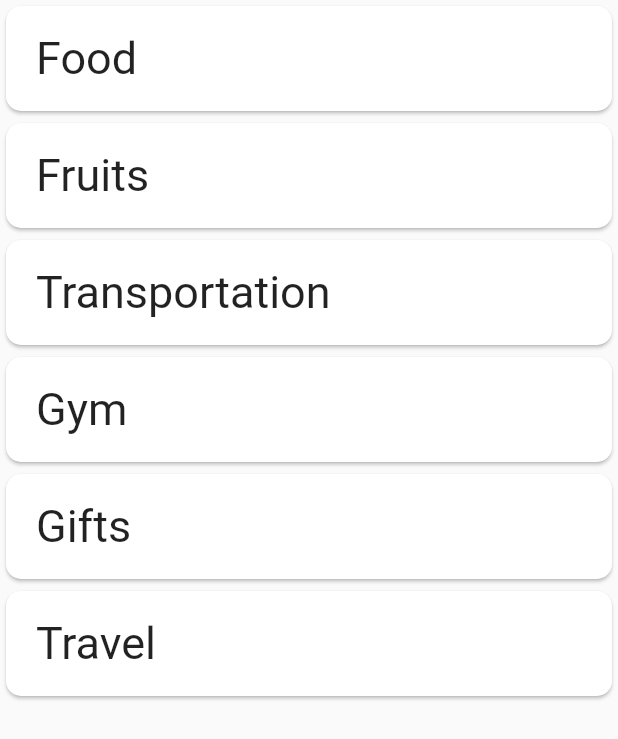
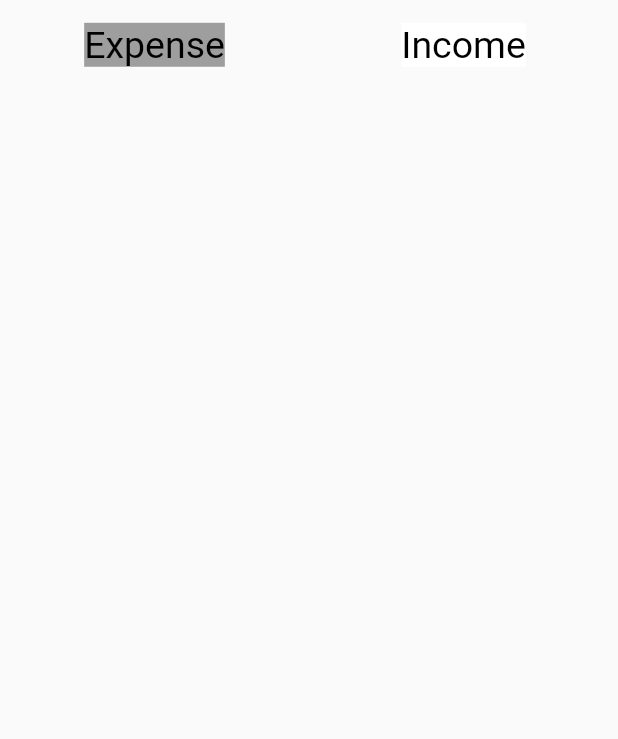
Before and after one commit to SanjilSaurav/budget_app, a Flutter app: the CreateBottomSheet widget shown alone on an empty page, opened directly, on a phone screen of 412 x 824 dp. Shown: the top 739 px of the screen. Run offline on Flutter 3.47's test engine with Material 2 defaults, Android fonts, the phone set to English and light mode, and no system bars; our stand-ins replace sqflite; accounts and stored records are empty.

Commit message:
Modified code for adding transaction to database and read categories from database.

```diff
--- a/lib/data_model.dart
+++ b/lib/data_model.dart
@@ -7,14 +7,14 @@ class Transactions{
     required this.incomeExpense,
     required this.transactionId,
     this.remark,
-    this.date,
-    this.time,
+    required this.date,
+    required this.time,
 });
   String category;
   int transactionId;
   double amount;
-  DateTime? date;
-  DateTime? time;
+  String date;
+  String time;
   String? remark;
   String incomeExpense;
 
--- a/lib/screens/add_expense_income.dart
+++ b/lib/screens/add_expense_income.dart
@@ -1,3 +1,4 @@
+import 'package:budget_app/data_model.dart';
 import 'package:flutter/material.dart';
 import 'package:intl/intl.dart';
 import 'package:budget_app/sqlite.dart';
@@ -12,12 +13,12 @@ class AddExpenseIncome extends StatefulWidget{
 
 class _AddExpenseIncomeState extends State<AddExpenseIncome>{
   //var date = DateTime.now().toString();
-  var date = DateFormat.yMMMd().format(DateTime.now()).toString();
-  var time = DateFormat.jm().format(DateTime.now()).toString();
-  String category = "Food";
-  double amount= 0;
-  String remark ="";
-  String incomeExpense = "Expense";
+  //var date = DateFormat.yMMMd().format(DateTime.now()).toString();
+  //var time = DateFormat.jm().format(DateTime.now()).toString();
+  static String cat = "category";
+  //double amount= 0;
+  //String remark ="";
+  static String incomeExpense = "";
   //var dateFormat = new DateFormat('yyyy-MM-dd');
   //String todayDate = dateFormat.format(date);
 
@@ -25,6 +26,27 @@ class _AddExpenseIncomeState extends State<AddExpenseIncome>{
     setState(() {
 
     });
+  }
+  Transactions transaction = Transactions(
+      category: cat,
+      amount: 0,
+      incomeExpense: incomeExpense,
+      transactionId: -1,
+      date: "",
+      time: ""
+  );
+
+  void addNewTransaction() async{
+    Map<String, dynamic> transactionAsMap = transaction.toMap();
+    transactionAsMap.remove("transactionId");
+    int? transactioinId = await SqliteDb.insertTransaction(transactionAsMap);
+    if(transactioinId == null){
+      print("Failed");
+    }
+    else{
+      Navigator.pushNamedAndRemoveUntil(context, routing.myHomePageId, (route) => false);
+      print("success");
+    }
   }
 
   void createBottomSheet(){
@@ -46,24 +68,7 @@ class _AddExpenseIncomeState extends State<AddExpenseIncome>{
         child: Icon(Icons.check,
           size: 25,
         ),
-        onPressed: () async{
-          Map<String, dynamic> transaction = {
-            "amount": amount,
-            "remark": remark,
-            "date": date,
-            "time": time,
-            "category": category,
-            "incomeExpense": incomeExpense
-          };
-          int? transactionId = await SqliteDb.insertTransaction(transaction);
-          if(transactionId == null){
-            print("Failed");
-          }
-          else{
-            print("Success");
-            Navigator.pushNamedAndRemoveUntil(context, routing.myHomePageId, (route) => false);
-          }
-        },
+        onPressed: addNewTransaction,
       ),
       body:Builder(
         builder: (context) {
@@ -85,7 +90,7 @@ class _AddExpenseIncomeState extends State<AddExpenseIncome>{
                             }
                         );
                       },*/
-                      child: Text(category,
+                      child: Text(cat,
                         style: const TextStyle(
                             fontSize: 20,
                             color: Colors.red,
@@ -99,7 +104,7 @@ class _AddExpenseIncomeState extends State<AddExpenseIncome>{
                     Flexible(
                         child: TextField(
                           onChanged: (String value){
-                            amount = double.parse(value);
+                            transaction.amount = double.parse(value);
                           },
                           textAlign: TextAlign.end,
                           style: TextStyle(fontSize: 25),
@@ -118,10 +123,9 @@ class _AddExpenseIncomeState extends State<AddExpenseIncome>{
                   children: [
                     GestureDetector(
                       onTap: () {
-                        print("tapped");
+                        print(cat);
                         setState(() {
-                          date = DateFormat.yMMMd().format(DateTime.now()).toString();
-                          time = DateFormat.jm().format(DateTime.now()).toString();
+                          transaction.date = DateFormat.yMMMd().format(DateTime.now()).toString();
                         });
                       },
                       child: Container(
@@ -142,7 +146,7 @@ class _AddExpenseIncomeState extends State<AddExpenseIncome>{
                             SizedBox(
                               width: 10,
                             ),
-                            Text(date),
+                            Text(transaction.date),
                             Align(
                               alignment: AlignmentDirectional.centerEnd,
                               child: Icon(Icons.navigate_next),
@@ -154,7 +158,10 @@ class _AddExpenseIncomeState extends State<AddExpenseIncome>{
                     ),
                     GestureDetector(
                       onTap: () {
-                        print("tapped time");
+                        print(incomeExpense);
+                        setState(() {
+                          transaction.time = DateFormat.jm().format(DateTime.now()).toString();
+                        });
                       },
                       child: Container(
                         padding: const EdgeInsets.all(10),
@@ -174,7 +181,7 @@ class _AddExpenseIncomeState extends State<AddExpenseIncome>{
                             SizedBox(
                               width: 10,
                             ),
-                            Text(time),
+                            Text(transaction.time),
                             Align(
                               alignment: AlignmentDirectional.centerEnd,
                               child: Icon(Icons.navigate_next),
@@ -204,7 +211,7 @@ class _AddExpenseIncomeState extends State<AddExpenseIncome>{
                           Flexible(
                             child: TextField(
                               onChanged: (String? value){
-                                remark = value ?? remark;
+                                transaction.remark = value ?? transaction.remark;
                               },
                               decoration: InputDecoration(
                                 hintText: "Write a note",
@@ -239,15 +246,134 @@ class CreateBottomSheet extends StatefulWidget{
 }
 
 class _CreateBottomSheetState extends State<CreateBottomSheet>{
-  _AddExpenseIncomeState cat = _AddExpenseIncomeState();
+  //_AddExpenseIncomeState cat = _AddExpenseIncomeState();
+  bool isExpense = true;
+
+  Future<List<Categories>> categoriesList = SqliteDb.getAllCategories();
+
+  Widget futureBuilderCat(){
+    return(FutureBuilder<List<Categories>>(
+      future: categoriesList,
+      builder: (BuildContext context, AsyncSnapshot snapshot){
+        if(snapshot.hasData){
+          var data = snapshot.data;
+          List<Widget> expenseChildren = [];
+          List<Widget> incomeChildren = [];
+          for(var cat in data){
+            if(cat.incomeExpense == "Expense"){
+              expenseChildren.add(
+                  GestureDetector(
+                      child: CategoryCard(
+                        category: cat.name,
+                      ),
+                    onTap: (){
+                        _AddExpenseIncomeState.cat = cat.name;
+                        _AddExpenseIncomeState.incomeExpense = cat.incomeExpense;
+                        Navigator.pop(context);
+                    },
+                  )
+              );
+            }
+            else{
+              incomeChildren.add(
+                  GestureDetector(
+                    child: CategoryCard(
+                      category: cat.name,
+                    ),
+                    onTap: (){
+                      _AddExpenseIncomeState.cat = cat.name;
+                      _AddExpenseIncomeState.incomeExpense = cat.incomeExpense;
+                      Navigator.pop(context);
+                    },
+                  )
+              );
+            }
+          }
+          if(isExpense){
+            return ListView(
+              children: expenseChildren,
+            );
+          }
+          else{
+            return ListView(
+              children: incomeChildren,
+            );
+          }
+          /*return ListView(
+            children: expenseChildren,
+          );*/
+        }
+        else if(snapshot.hasError){
+          return Text("I have error data");
+        }
+        else{
+          return Center(child: CircularProgressIndicator());
+        }
+      },
+    ));
+    //return [Container()];
+  }
+
+
   @override
   Widget build(BuildContext context){
-    return ListView(
+    return Column(
+      children:[
+        Container(
+          height: 60,
+          child: Row(
+            children: [
+              Expanded(
+                child: GestureDetector(
+                  onTap: (){
+                    setState(() {
+                      isExpense = true;
+                    });
+                  },
+                  child: Center(
+                    child: Text("Expense",
+                      style: TextStyle(
+                        color: Colors.black,
+                        fontSize: 25,
+                        backgroundColor: isExpense ? Colors.grey : Colors.white,
+                      ),
+                    ),
+                  ),
+                ),
+                flex: 1,
+              ),
+              Expanded(
+                child: GestureDetector(
+                  onTap: (){
+                    setState(() {
+                      isExpense = false;
+                    });
+
+                  },
+                    child: Center(
+                      child: Text("Income",
+                        style: TextStyle(
+                          color: Colors.black,
+                          fontSize: 25,
+                          backgroundColor: isExpense ? Colors.white: Colors.grey,
+                        ),
+                      ),
+                    ),
+                ),
+                flex: 1,
+              )
+            ],
+          ),
+        ),
+        Flexible(
+            child: futureBuilderCat()
+        ),
+        /*ListView(
           children: [
             GestureDetector(
               child: CategoryCard(category: "Food"),
               onTap: (){
-            cat.category = "Food";
+                _AddExpenseIncomeState.cat = "Food";
                 //cat.stateUpdate();
                 Navigator.pop(context);
               },
@@ -255,7 +381,7 @@ class _CreateBottomSheetState extends State<CreateBottomSheet>{
             GestureDetector(
               child: CategoryCard(category: "Fruits"),
               onTap: (){
-            cat.category = "Fruits";
+                _AddExpenseIncomeState.cat = "Fruits";
                 //cat.stateUpdate();
                 Navigator.pop(context);
               },
@@ -263,7 +389,7 @@ class _CreateBottomSheetState extends State<CreateBottomSheet>{
             GestureDetector(
               child: CategoryCard(category: "Transportation"),
               onTap: (){
-            cat.category = "Transportation";
+                _AddExpenseIncomeState.cat = "Transportation";
                 //cat.stateUpdate();
                 Navigator.pop(context);
               },
@@ -271,7 +397,7 @@ class _CreateBottomSheetState extends State<CreateBottomSheet>{
             GestureDetector(
               child: CategoryCard(category: "Gym"),
               onTap: (){
-            cat.category = "Gym";
+                _AddExpenseIncomeState.cat  = "Gym";
                 //cat.stateUpdate();
                 Navigator.pop(context);
               },
@@ -279,7 +405,7 @@ class _CreateBottomSheetState extends State<CreateBottomSheet>{
             GestureDetector(
               child: CategoryCard(category: "Gifts"),
               onTap: (){
-            cat.category = "Gifts";
+                _AddExpenseIncomeState.cat = "Gifts";
                 //cat.stateUpdate();
                 Navigator.pop(context);
               },
@@ -287,12 +413,17 @@ class _CreateBottomSheetState extends State<CreateBottomSheet>{
             GestureDetector(
               child: CategoryCard(category: "Travel"),
               onTap: (){
-            cat.category = "Travel";
+                _AddExpenseIncomeState.cat = "Travel";
                 //cat.stateUpdate();
                 Navigator.pop(context);
+                setState(() {
+
+                });
               },
             ),
           ],
+        ),*/
+      ]
     );
   }
 }
```
Lines whose indentation alone changed are shown as unchanged.
